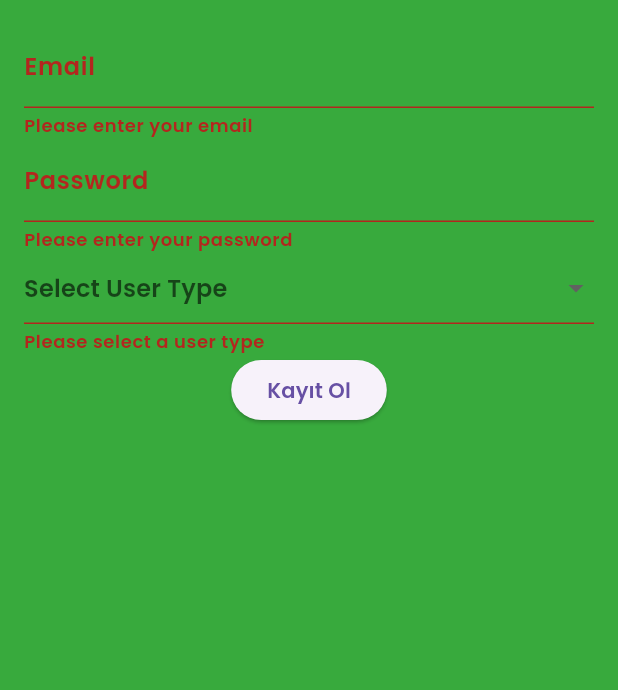
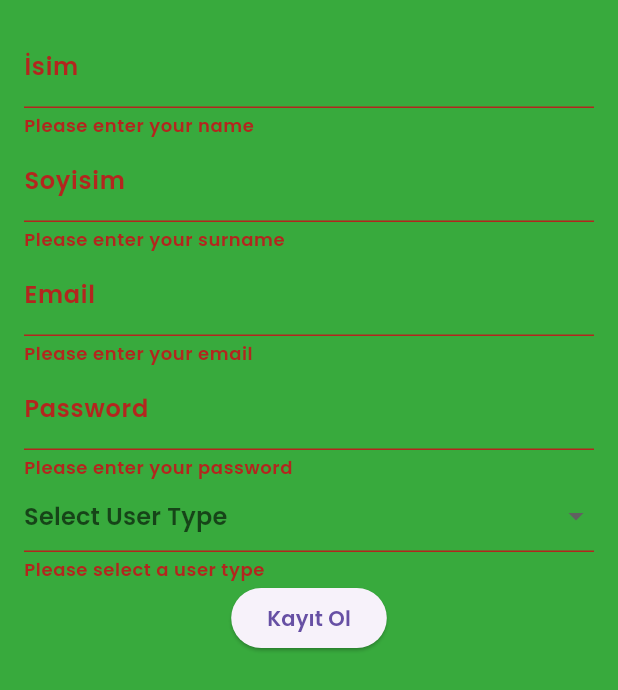
Before and after one commit to ozcann159/LojistikApp, a Flutter app: the SignupPage screen opened directly, after a tap on "Kayıt Ol", on a phone screen of 412 x 824 dp. Shown: the top 690 px of the screen. Run offline on Flutter 3.47's test engine with Material 3 defaults, Android fonts, the phone set to English and light mode, and no system bars; our stand-ins replace bloc, cloud_firestore, equatable, firebase_auth, firebase_core, firebase_database and 1 more; accounts and stored records are empty.

Commit message:
userModel,shipperRegister editing

```diff
--- a/lib/Pages/shipperRegistrationPage.dart
+++ b/lib/Pages/shipperRegistrationPage.dart
@@ -1,8 +1,7 @@
 import 'package:cloud_firestore/cloud_firestore.dart';
 import 'package:firebase_auth/firebase_auth.dart';
 import 'package:flutter/material.dart';
-import 'package:loadspotter/Pages/add_load_posting_screen.dart';
-
+import 'package:loadspotter/Pages/login_page.dart';
 
 class ShipperRegistrationPage extends StatefulWidget {
   const ShipperRegistrationPage({Key? key}) : super(key: key);
@@ -42,7 +41,7 @@ class _ShipperRegistrationPageState extends State<ShipperRegistrationPage> {
           // Yönlendirme
           Navigator.pushReplacement(
             context,
-            MaterialPageRoute(builder: (context) => AddLoadPostingScreen()),
+            MaterialPageRoute(builder: (context) => LoginPage()),
           );
         } else {
           ScaffoldMessenger.of(context).showSnackBar(
--- a/lib/Pages/signup_page.dart
+++ b/lib/Pages/signup_page.dart
@@ -13,6 +13,8 @@ class _SignupPageState extends State<SignupPage> {
   final _formKey = GlobalKey<FormState>();
   TextEditingController emailController = TextEditingController();
   TextEditingController passwordController = TextEditingController();
+  TextEditingController nameController = TextEditingController();
+  TextEditingController surnameController = TextEditingController();
   String? userType;
 
   @override
@@ -25,6 +27,26 @@ class _SignupPageState extends State<SignupPage> {
             key: _formKey,
             child: Column(
               children: [
+                TextFormField(
+                  controller: nameController,
+                  decoration: InputDecoration(labelText: 'İsim'),
+                  validator: (value) {
+                    if (value == null || value.isEmpty) {
+                      return 'Please enter your name';
+                    }
+                    return null;
+                  },
+                ),
+                TextFormField(
+                  controller: surnameController,
+                  decoration: InputDecoration(labelText: 'Soyisim'),
+                  validator: (value) {
+                    if (value == null || value.isEmpty) {
+                      return 'Please enter your surname';
+                    }
+                    return null;
+                  },
+                ),
                 TextFormField(
                   controller: emailController,
                   decoration: InputDecoration(labelText: 'Email'),
@@ -84,6 +106,8 @@ class _SignupPageState extends State<SignupPage> {
                             .collection('users')
                             .doc(userCredential.user?.uid)
                             .set({
+                          'name': nameController.text,
+                          'surname': surnameController.text,
                           'email': emailController.text,
                           'userType': userType,
                         });
@@ -113,7 +137,6 @@ class _SignupPageState extends State<SignupPage> {
                       }
                     }
                   },
-
                   child: Text('Kayıt Ol'),
                 ),
               ],
--- /dev/null
+++ b/lib/models/userModel.dart
@@ -0,0 +1,33 @@
+// ignore_for_file: public_member_api_docs, sort_constructors_first
+class User {
+  final String name;
+  final String surname;
+  final String email;
+  final String userType;
+  User({
+    required this.name,
+    required this.surname,
+    required this.email,
+    required this.userType,
+  });
+
+  factory User.fromJson(Map<String, dynamic> json) {
+    return User(
+      name: json["name"],
+      surname: json["surname"],
+      email: json['email'],
+      userType: json['userType'],
+    );
+  }
+
+  Map<String, dynamic> toJson() {
+    return {
+      'email': email,
+      'name': name,
+      'userType': userType,
+      // Diğer parametreler buraya eklenir
+    };
+  }
+}
+
+final String userCollection = 'users';
```
